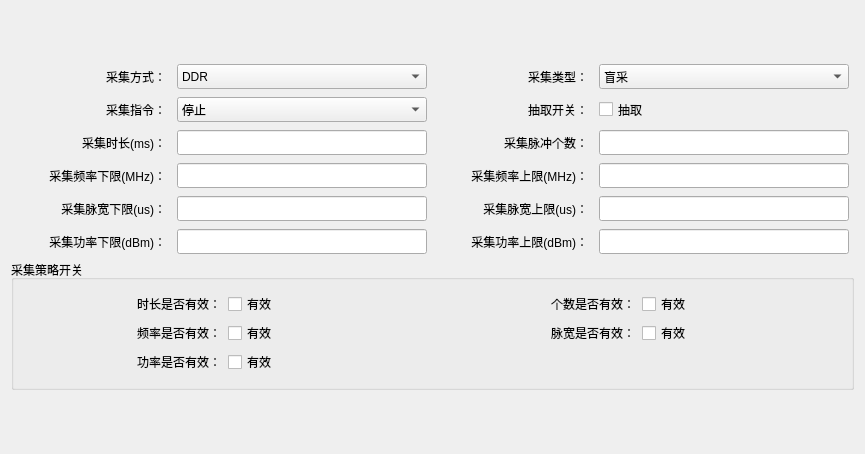
Old version of the form Core/widgets/taskcontrol/gathercontroldialog.ui in the repository zl257235/ViewFrame-1.
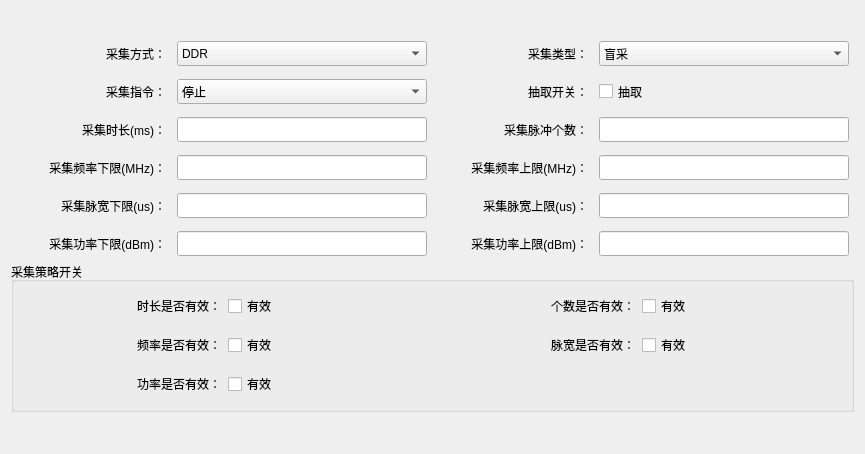
New version of the form.

Patch:
```diff
--- a/Core/widgets/taskcontrol/gathercontroldialog.ui
+++ b/Core/widgets/taskcontrol/gathercontroldialog.ui
@@ -25,7 +25,7 @@
      <item>
       <layout class="QGridLayout" name="gridLayout">
        <property name="verticalSpacing">
-        <number>8</number>
+        <number>13</number>
        </property>
        <item row="1" column="1">
         <widget class="QComboBox" name="cbox_SendingPause">
@@ -685,7 +685,7 @@
        <property name="maximumSize">
         <size>
          <width>16777215</width>
-         <height>130</height>
+         <height>150</height>
         </size>
        </property>
        <property name="title">
@@ -710,7 +710,7 @@
            <number>0</number>
           </property>
           <property name="verticalSpacing">
-           <number>5</number>
+           <number>15</number>
           </property>
           <item row="1" column="2">
            <widget class="QLabel" name="label_17">
```
